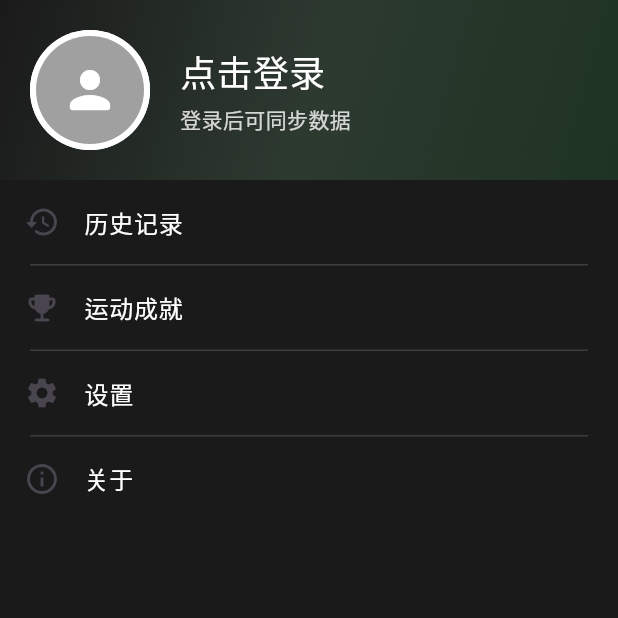
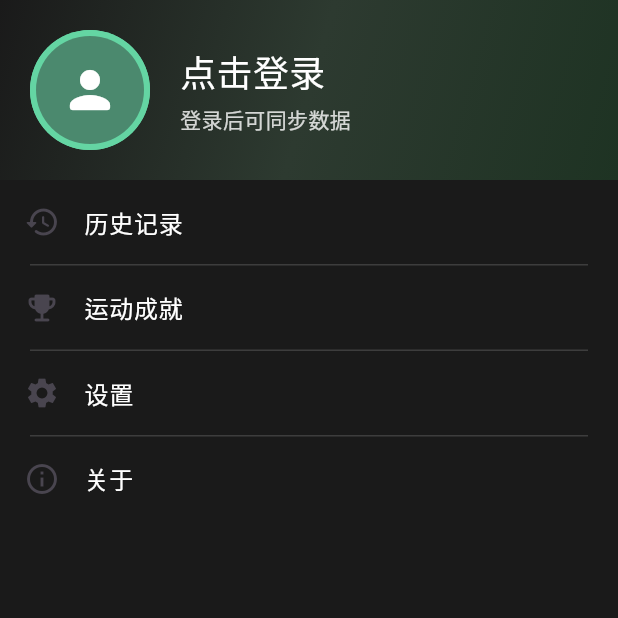
Before and after one commit to ayqy/running, a Flutter app: the Profile screen opened directly, on a phone screen of 412 x 824 dp, the top half of it. Run offline on Flutter 3.47's test engine with Material 3 defaults, Android fonts, the phone set to English and light mode, and no system bars; drawn by our look-alikes of circular_profile_avatar; our stand-ins replace audio_service, connectivity_plus, date_format, device_info_plus, dio, email_validator and 10 more; missing offline and left inert: amap_flutter_base, amap_flutter_location, amap_flutter_map, flutter_mute, fluwx, volume_controller and 1 more; accounts and stored records are empty.

Commit message:
fix: theme switch

```diff
--- a/lib/const/theme.dart
+++ b/lib/const/theme.dart
@@ -7,27 +7,33 @@ enum ThemeType {
   dark,
 }
 
-class ThemeColors {
+class ThemeColors extends ChangeNotifier {
+  static final ThemeColors _instance = ThemeColors._internal();
   static const selectedThemeKey = 'selected_theme';
-  static ThemeType? _selectedTheme;
+  ThemeType? _selectedTheme;
 
+  factory ThemeColors() {
+    return _instance;
+  }
 
+  ThemeColors._internal();
 
   static Future<ThemeType> getCurrentTheme() async {
-    if (_selectedTheme != null) {
-      return _selectedTheme!;
+    if (_instance._selectedTheme != null) {
+      return _instance._selectedTheme!;
     }
     String value = await Storage.get(selectedThemeKey);
-    _selectedTheme = value.isNotEmpty ? ThemeType.values[int.parse(value)] : ThemeType.dark;
-    return _selectedTheme!;
+    _instance._selectedTheme = value.isNotEmpty ? ThemeType.values[int.parse(value)] : ThemeType.dark;
+    return _instance._selectedTheme!;
   }
 
   static Future<void> setCurrentTheme(ThemeType theme) async {
-    _selectedTheme = theme;
+    _instance._selectedTheme = theme;
     await Storage.set(selectedThemeKey, '${theme.index}');
+    _instance.notifyListeners();
   }
 
-  static ThemeType get selectedTheme => _selectedTheme?? ThemeType.dark;
+  static ThemeType get selectedTheme => _instance._selectedTheme ?? ThemeType.dark;
 
   // 获取当前主题的颜色
   static Color get primaryColor => _getThemeColor(_primaryColors);
@@ -41,24 +47,24 @@ class ThemeColors {
 
   // 获取导航栏渐变色
   static List<Color> get navBarGradientColors =>
-      _selectedTheme == ThemeType.dark ?
+      _instance._selectedTheme == ThemeType.dark ?
       [const Color(0xFF2D2D2D), const Color(0xFF1A1A1A)] :
       [const Color(0xFF64D5A3), const Color(0xFF5CC99F)];
 
   // 获取个人页面头部渐变背景色
   static List<Color> get profileHeaderGradientColors =>
-      _selectedTheme == ThemeType.dark ?
+      _instance._selectedTheme == ThemeType.dark ?
       [const Color(0xFF1A1A1A), const Color(0xFF2D3A30), const Color(0xFF1E3323)] :
       [const Color(0xFF64D5A3), const Color(0xFF5CC99F)];
 
   // 获取指定主题色值
   static Color _getThemeColor(Map<ThemeType, Color> themeColors) {
-    return themeColors[_selectedTheme ?? ThemeType.dark] ?? themeColors[ThemeType.light]!;
+    return themeColors[_instance._selectedTheme ?? ThemeType.dark] ?? themeColors[ThemeType.light]!;
   }
 
   // 各主题下的主色调
   static final Map<ThemeType, Color> _primaryColors = {
-    ThemeType.light: const Color(0xfff55555),
+    ThemeType.light: const Color(0xFF64D5A3), // 修改为与导航栏一致的绿色
     ThemeType.dark: const Color(0xFF1A1A1A),
   };
 
@@ -76,7 +82,7 @@ class ThemeColors {
 
   // 各主题下的普通文本颜色
   static final Map<ThemeType, Color> _regularTextColors = {
-    ThemeType.light: Colors.grey,
+    ThemeType.light: const Color(0xFF333333), // 修改为深灰色，提高可读性
     ThemeType.dark: const Color(0xFFB0B0B0),
   };
 
--- a/lib/profile.dart
+++ b/lib/profile.dart
@@ -109,7 +109,7 @@ class _ProfileState extends State<Profile> {
         radius: 40,
         backgroundColor: ThemeColors.cardColor.withOpacity(0.45),
         borderWidth: 4,
-        borderColor: ThemeColors.valueTextColor,
+        borderColor: ThemeColors.selectedColor,
         foregroundColor: ThemeColors.valueTextColor.withOpacity(0.5),
         cacheImage: true,
         imageFit: BoxFit.cover,
@@ -131,7 +131,7 @@ class _ProfileState extends State<Profile> {
         radius: 40,
         backgroundColor: ThemeColors.cardColor.withOpacity(0.45),
         borderWidth: 4,
-        borderColor: ThemeColors.valueTextColor,
+        borderColor: ThemeColors.selectedColor,
         foregroundColor: ThemeColors.valueTextColor.withOpacity(0.5),
         cacheImage: true,
         imageFit: BoxFit.cover,
--- a/lib/settings.dart
+++ b/lib/settings.dart
@@ -112,10 +112,10 @@ class _SettingsState extends State<Settings> {
                   selectedTheme = ThemeType.dark;
                 });
                 await ThemeColors.setCurrentTheme(ThemeType.dark);
-                toast('切换至冷酷黑，下次启动生效');
+                toast('已切换至冷酷黑');
               }
             }, {
-              'key': '活力橙',
+              'key': '活力绿',
               'text': '',
               'value': ThemeType.light,
               'selected': selectedTheme ?? ThemeType.dark,
@@ -124,7 +124,7 @@ class _SettingsState extends State<Settings> {
                   selectedTheme = ThemeType.light;
                 });
                 await ThemeColors.setCurrentTheme(ThemeType.light);
-                toast('切换至活力橙，下次启动生效');
+                toast('已切换至活力绿');
               }
             }]),
             _buildSectionTitle('音乐'),
```
Also changed, not shown: lib/dashboard.dart (+5 -2 lines), lib/main.dart (+5 -2 lines), lib/main_button.dart (+7 -5 lines), lib/widget/custom_app_bar.dart (+19 -7 lines).
